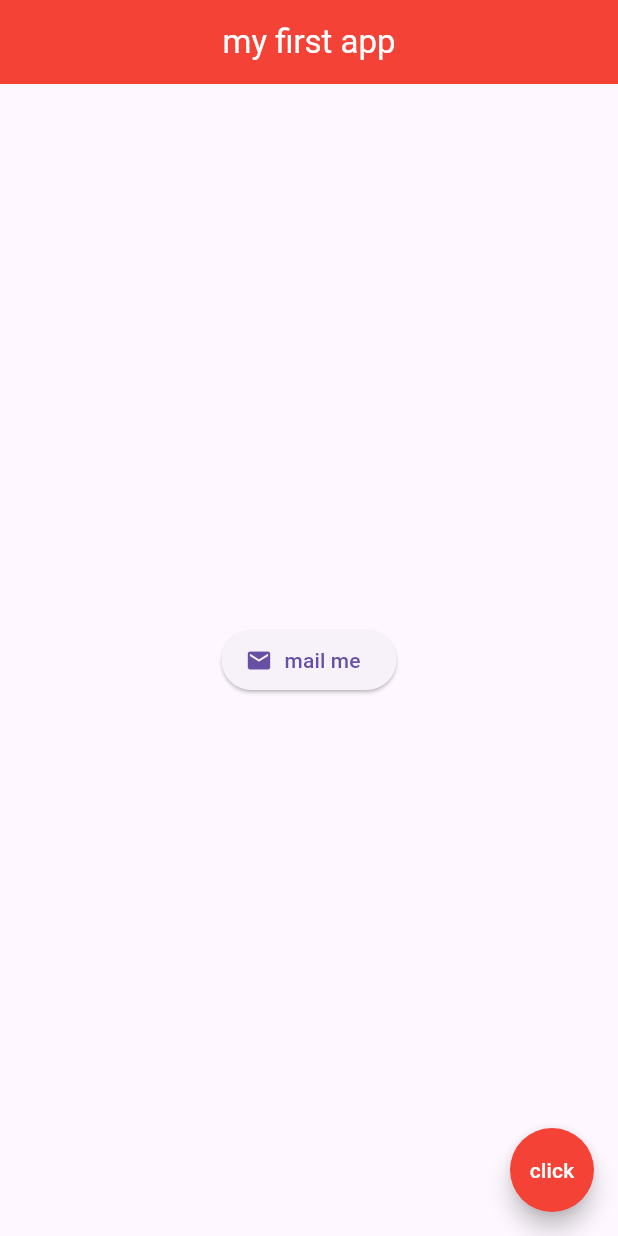
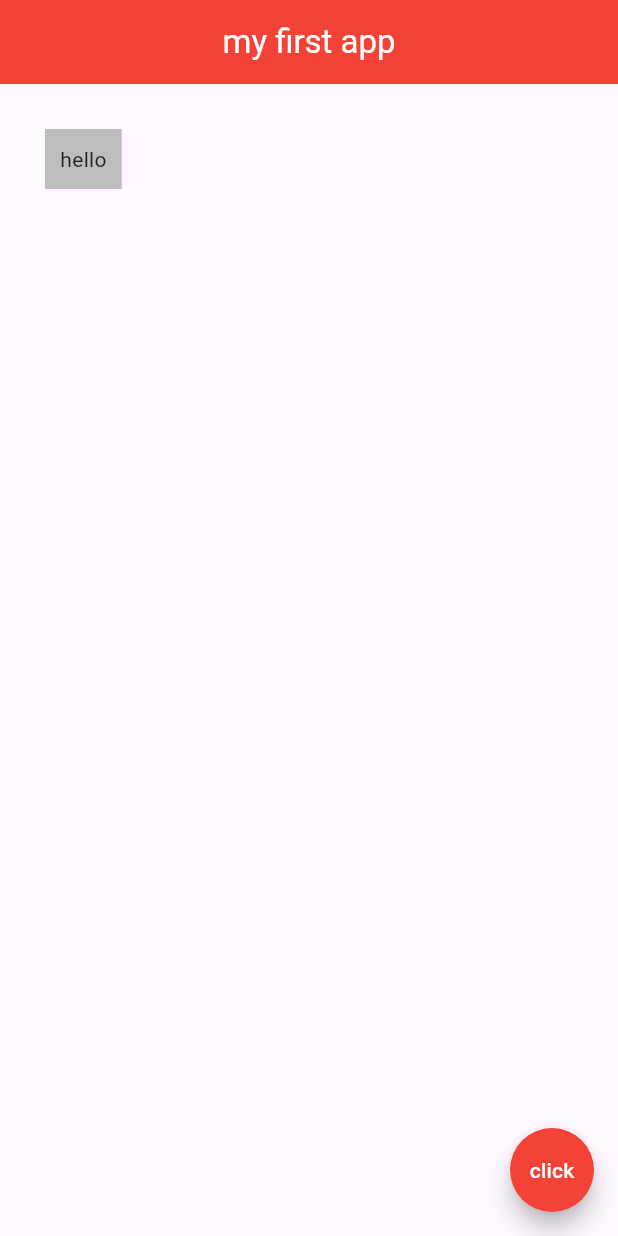
Before and after one commit to le-flav-b/flutter-tuto, a Flutter app: the screen it shows after launch, on a phone screen of 412 x 824 dp. Run offline on Flutter 3.47's test engine with Material 3 defaults, Android fonts, the phone set to English and light mode, and no system bars.

Commit message:
#10 - Containers & Padding

```diff
--- a/lib/main.dart
+++ b/lib/main.dart
@@ -16,8 +16,11 @@ class Home extends StatelessWidget {
         title: Text('my first app'),
         centerTitle: true,
       ),
-      body: Center(
-        child: ElevatedButton.icon(onPressed: () {}, label: Text('mail me'), icon: const Icon(Icons.mail),)
+      body: Container(
+        padding: EdgeInsets.all(10),
+        margin: EdgeInsets.all(30),
+        color: Colors.grey[400],
+        child: Text('hello'),
       ),
       floatingActionButton: FloatingActionButton(
         onPressed: () {},
```
